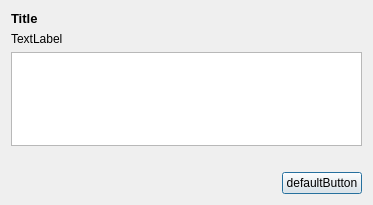
Before: the Qt Designer form bin/data/ui/scriptdialog.ui in realXtend/tundra, drawn with Qt 5.
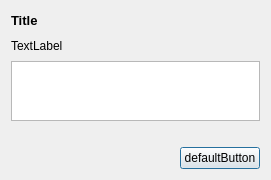
After: the same form once the commit is applied.

Commit message: Improved ScriptDialogWidget * Resized UI to not look so bloated * Removed ability to edit query text by user * Set focus to text input when using llTextBox * Accept enter from text input when using llTextBox * Did the sending of text a bit smarter

The edit to the form file:
```diff
--- a/bin/data/ui/scriptdialog.ui
+++ b/bin/data/ui/scriptdialog.ui
@@ -6,8 +6,8 @@
    <rect>
     <x>0</x>
     <y>0</y>
-    <width>373</width>
-    <height>205</height>
+    <width>271</width>
+    <height>180</height>
    </rect>
   </property>
   <property name="windowTitle">
@@ -38,10 +38,29 @@
       </widget>
      </item>
      <item>
-      <widget class="QPlainTextEdit" name="messageText"/>
-     </item>
-     <item>
-      <layout class="QHBoxLayout" name="horizontalLayout"/>
+      <widget class="QPlainTextEdit" name="messageText">
+       <property name="sizePolicy">
+        <sizepolicy hsizetype="Expanding" vsizetype="Fixed">
+         <horstretch>0</horstretch>
+         <verstretch>0</verstretch>
+        </sizepolicy>
+       </property>
+       <property name="maximumSize">
+        <size>
+         <width>16777215</width>
+         <height>60</height>
+        </size>
+       </property>
+       <property name="acceptDrops">
+        <bool>false</bool>
+       </property>
+       <property name="readOnly">
+        <bool>true</bool>
+       </property>
+       <property name="plainText">
+        <string/>
+       </property>
+      </widget>
      </item>
     </layout>
    </item>
@@ -73,10 +92,7 @@
     </layout>
    </item>
    <item>
-    <layout class="QHBoxLayout" name="horizontalLayout_2">
-     <property name="topMargin">
-      <number>0</number>
-     </property>
+    <layout class="QHBoxLayout" name="horizontalLayout">
      <item>
       <spacer name="horizontalSpacer_2">
        <property name="orientation">
```
The commit also changes 2 other files.
